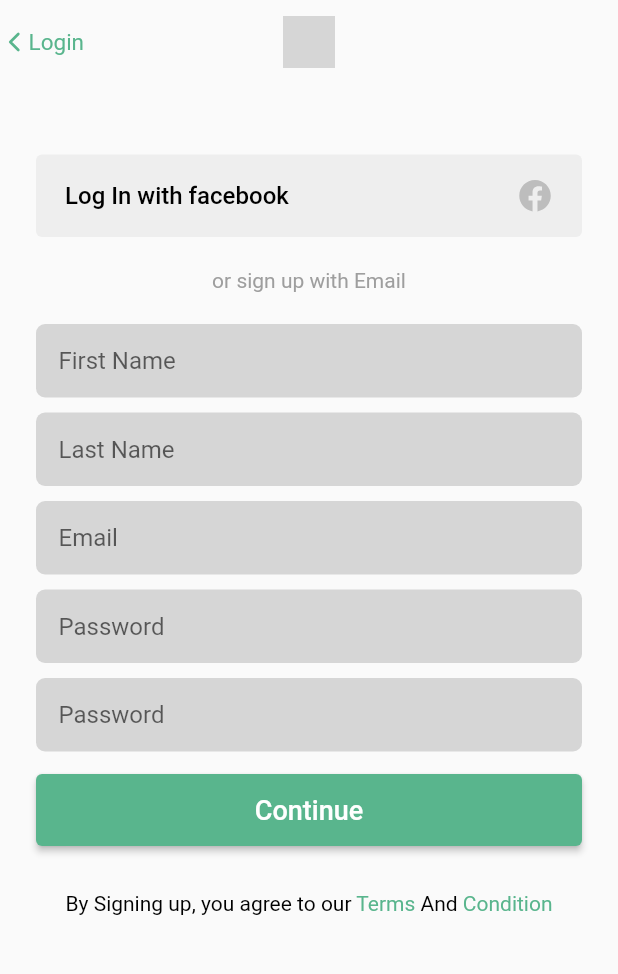
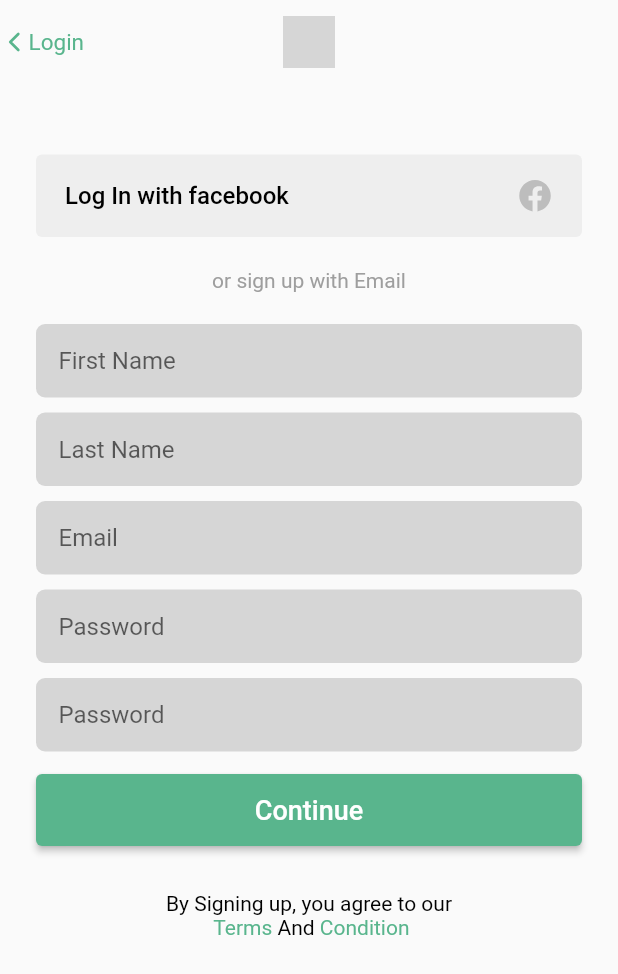
Before and after one commit to efrizalnf/flutter_slicing_project, a Flutter app: the screen it shows after launch, on a phone screen of 412 x 824 dp. Shown: the top 974 px of the screen. Run offline on Flutter 3.47's test engine with Material 2 defaults, Android fonts, the phone set to English and light mode, and no system bars; our stand-ins replace ionicons; grey boxes are pictures that could not be loaded.

Commit message:
move chvron icon into leading and fix signup with facebook button, and fix rich text in a new line

```diff
--- a/lib/module/signup/view/signup_view.dart
+++ b/lib/module/signup/view/signup_view.dart
@@ -46,7 +46,7 @@ class SignupView extends StatefulWidget {
       ),
       body: SingleChildScrollView(
         padding: const EdgeInsets.only(top: 23.0),
-        child: Container(
+        child: Padding(
           padding: const EdgeInsets.all(24.0),
           child: Column(
             children: [
@@ -55,8 +55,6 @@ class SignupView extends StatefulWidget {
                   elevation: 0.0,
                   backgroundColor: Colors.grey[200],
                   minimumSize: const Size.fromHeight(55),
-                  // padding: EdgeInsets.only(
-                  //     left: Get.height * 0.03, right: Get.height * 0.03),
                 ),
                 onPressed: () {},
                 child: LayoutBuilder(
@@ -202,17 +200,25 @@ class SignupView extends StatefulWidget {
                     height: 30.0,
                   ),
                   Center(
-                    child: RichText(
+                    child: Column(
+                      children: [
+                        RichText(
                           maxLines: 2,
                           softWrap: true,
-                      text: TextSpan(
+                          text: const TextSpan(
                             children: [
-                          const TextSpan(
+                              TextSpan(
                                 text: "By Signing up, you agree to our",
                                 style: TextStyle(
                                   color: Colors.black,
                                 ),
                               ),
+                            ],
+                          ),
+                        ),
+                        RichText(
+                          text: TextSpan(
+                            children: [
                               TextSpan(
                                 text: " Terms",
                                 style: TextStyle(
@@ -233,6 +239,8 @@ class SignupView extends StatefulWidget {
                               ),
                             ],
                           ),
+                        )
+                      ],
                     ),
                   ),
                 ],
```
Lines whose indentation alone changed are shown as unchanged.
